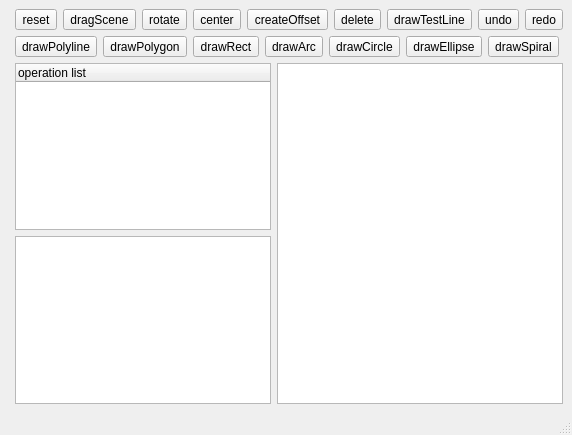
This is src/mainwindow.ui in joey674/LaserCAD_QT as Qt 5 draws it before an edit. The edited form follows.
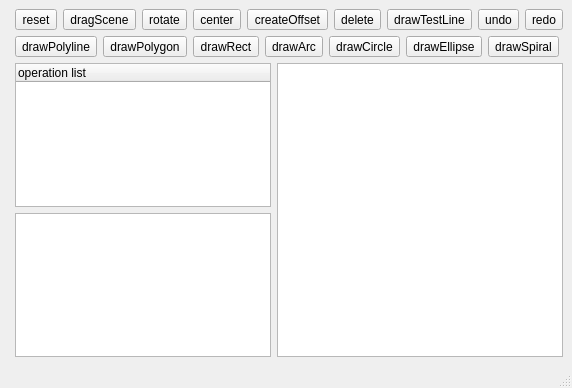
This is the edited form. Custom widgets are drawn as their Qt base class.

Diff of the .ui file:
```diff
--- a/src/mainwindow.ui
+++ b/src/mainwindow.ui
@@ -6,8 +6,8 @@
    <rect>
     <x>0</x>
     <y>0</y>
-    <width>524</width>
-    <height>435</height>
+    <width>556</width>
+    <height>388</height>
    </rect>
   </property>
   <property name="windowTitle">
@@ -294,8 +294,8 @@
       </item>
      </layout>
     </item>
-    <item row="3" column="1">
-     <layout class="QHBoxLayout" name="horizontalLayout_3">
+    <item row="2" column="1">
+     <layout class="QHBoxLayout" name="mainLayout">
       <item>
        <layout class="QVBoxLayout" name="verticalLayout_4">
         <item>
@@ -332,6 +332,8 @@
        </layout>
       </item>
       <item>
+       <layout class="QVBoxLayout" name="graphicsViewLayout">
+        <item>
        <widget class="GraphicsView" name="graphicsView">
         <property name="cursor" stdset="0">
          <cursorShape>CrossCursor</cursorShape>
@@ -352,6 +354,11 @@
          <enum>QGraphicsView::ViewportUpdateMode::MinimalViewportUpdate</enum>
         </property>
        </widget>
+        </item>
+        <item>
+         <layout class="QHBoxLayout" name="layerButtonLayout"/>
+        </item>
+       </layout>
       </item>
      </layout>
     </item>
```
Left out of the diff: 6 changed lines with no effect on the pictures. Lines whose indentation alone changed are shown as unchanged.
